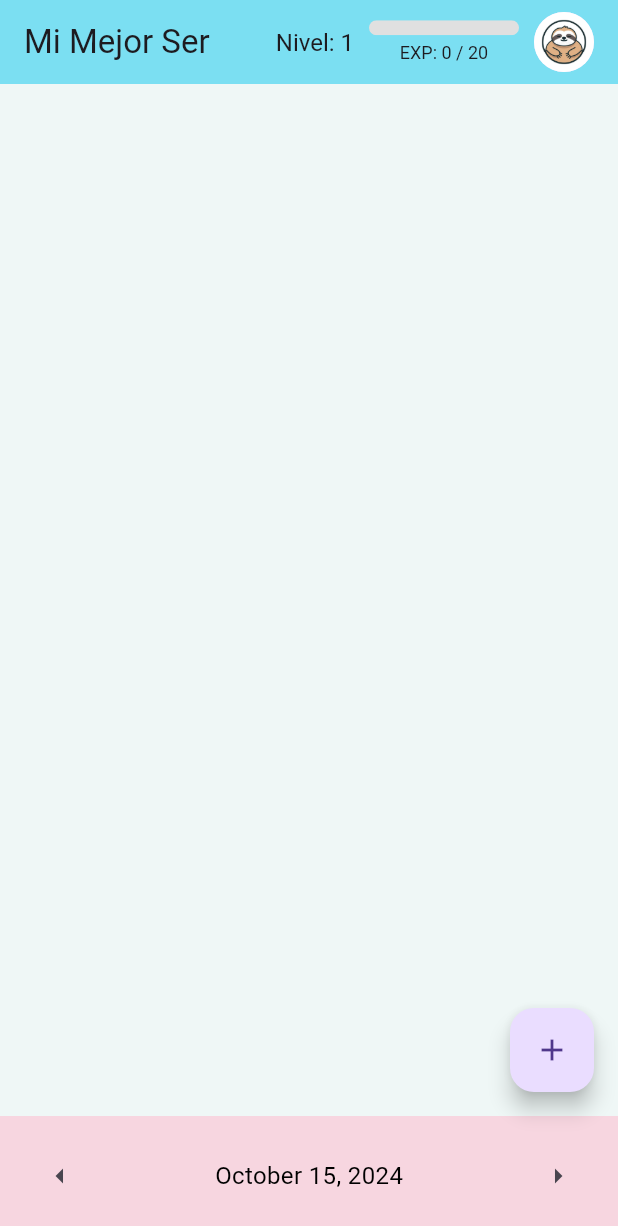
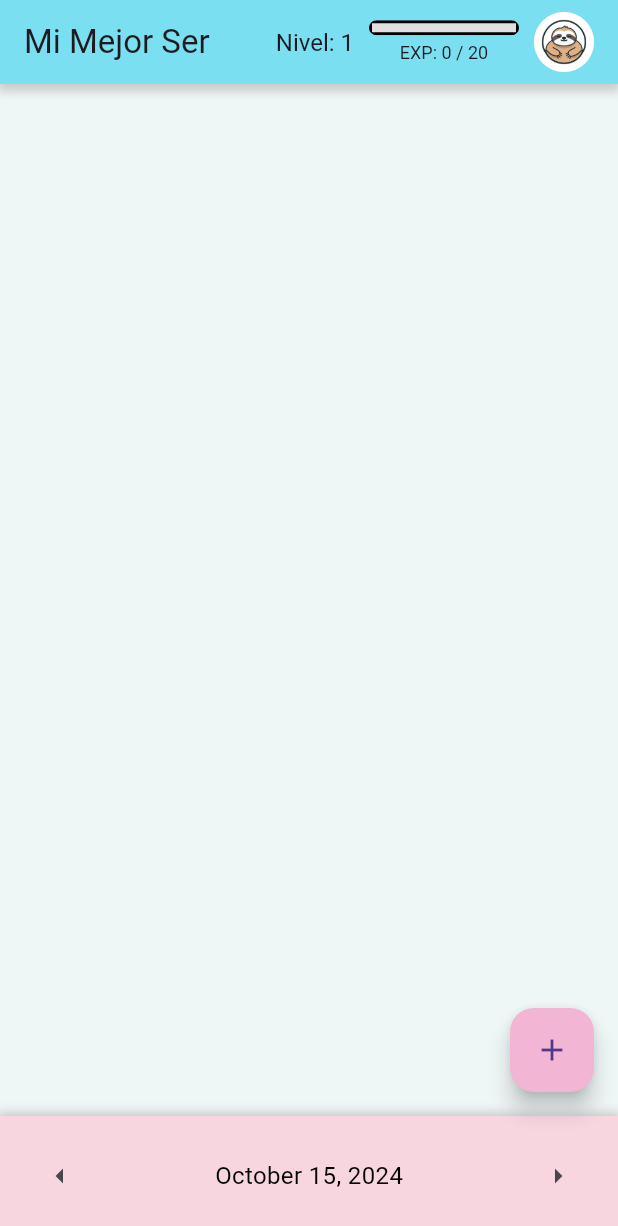
Before and after one commit to MateoGE01/mi-mejor-ser, a Flutter app: the screen it shows after launch, on a phone screen of 412 x 824 dp. Shown: the top 1226 px of the screen. Run offline on Flutter 3.47's test engine with Material 3 defaults, Android fonts, the phone set to English and light mode, and no system bars; our stand-ins replace get.

Commit message:
Mejoria en estilos y colores

```diff
--- a/lib/presentation/pages/habit_page.dart
+++ b/lib/presentation/pages/habit_page.dart
@@ -131,8 +131,23 @@ class _HabitPageState extends State<HabitPage> {
   @override
   Widget build(BuildContext context) {
     return Scaffold(
-      appBar: AppBar(
-        backgroundColor: const Color.fromRGBO(123, 223, 242, 1), // Color pastel para el AppBar
+      appBar: PreferredSize(
+        preferredSize: Size.fromHeight(kToolbarHeight),
+        child: Container(
+          decoration: BoxDecoration(
+            color: const Color.fromRGBO(123, 223, 242, 1), // Color pastel para el AppBar
+            boxShadow: [
+              BoxShadow(
+                color: Colors.grey.withOpacity(0.5),
+                spreadRadius: 2,
+                blurRadius: 5,
+                offset: Offset(0, 3), // changes position of shadow
+              ),
+            ],
+          ),
+          child: AppBar(
+            backgroundColor: Colors.transparent,
+            elevation: 0,
             title: Row(
               mainAxisAlignment: MainAxisAlignment.spaceBetween,
               children: [
@@ -158,14 +173,17 @@ class _HabitPageState extends State<HabitPage> {
               ],
             ),
           ),
-      floatingActionButton: addHabitFloatingActionButton(
+        ),
+      ),
+      floatingActionButton: FloatingActionButton(
         onPressed: createHabit,
+        backgroundColor: const Color.fromRGBO(242, 181, 212, 1), // Color del botón
+        child: Icon(Icons.add),
       ),
       body: Container(
         color: const Color.fromRGBO(239, 247, 246, 1), // Color de fondo del body
         child: ListView.builder(
-          itemCount:
-              habitsController.getHabitsForDate(getFormattedDate()).length,
+          itemCount: habitsController.getHabitsForDate(getFormattedDate()).length,
           itemBuilder: (context, index) {
             final habit =
                 habitsController.getHabitsForDate(getFormattedDate())[index];
@@ -180,8 +198,18 @@ class _HabitPageState extends State<HabitPage> {
         ),
       ),
       bottomNavigationBar: Container(
+        padding: const EdgeInsets.all(16.0),
+        decoration: BoxDecoration(
           color: const Color.fromRGBO(247, 214, 224, 1), // Color de fondo del bottomNavigationBar
-        padding: const EdgeInsets.all(16.0),
+          boxShadow: [
+            BoxShadow(
+              color: Colors.grey.withOpacity(0.5),
+              spreadRadius: 2,
+              blurRadius: 5,
+              offset: Offset(0, -1), // changes position of shadow
+            ),
+          ],
+        ),
         child: Row(
           mainAxisAlignment: MainAxisAlignment.spaceBetween,
           children: [
--- a/lib/presentation/widgets/exp_progress_bar.dart
+++ b/lib/presentation/widgets/exp_progress_bar.dart
@@ -13,12 +13,16 @@ class ExperienceProgressBar extends StatelessWidget {
       return Column(
         children: [
           ClipRRect(
-            borderRadius: BorderRadius.circular(10), // Bordes redondeados
+            borderRadius: BorderRadius.circular(20), // Bordes redondeados
             child: Container(
               width: 100, // Ajusta el ancho según sea necesario
               height: 10, // Altura de la barra de progreso
               decoration: BoxDecoration(
                 color: Colors.grey[300], // Color de fondo fijo
+                border: Border.all(
+                  color: Colors.black, // Color del borde
+                  width: 2.0, // Ancho del borde
+                ),
               ),
               child: Stack(
                 children: [
@@ -28,10 +32,8 @@ class ExperienceProgressBar extends StatelessWidget {
                       decoration: BoxDecoration(
                         gradient: LinearGradient(
                           colors: [
-                            Colors.red,
-                            Colors.orange,
-                            Colors.yellow,
-                            Colors.green,
+                            const Color.fromRGBO(247, 214, 224, 1),
+                            const Color.fromRGBO(242, 181, 212, 1),
                           ],
                         ),
                       ),
```
Lines whose indentation alone changed are shown as unchanged.
